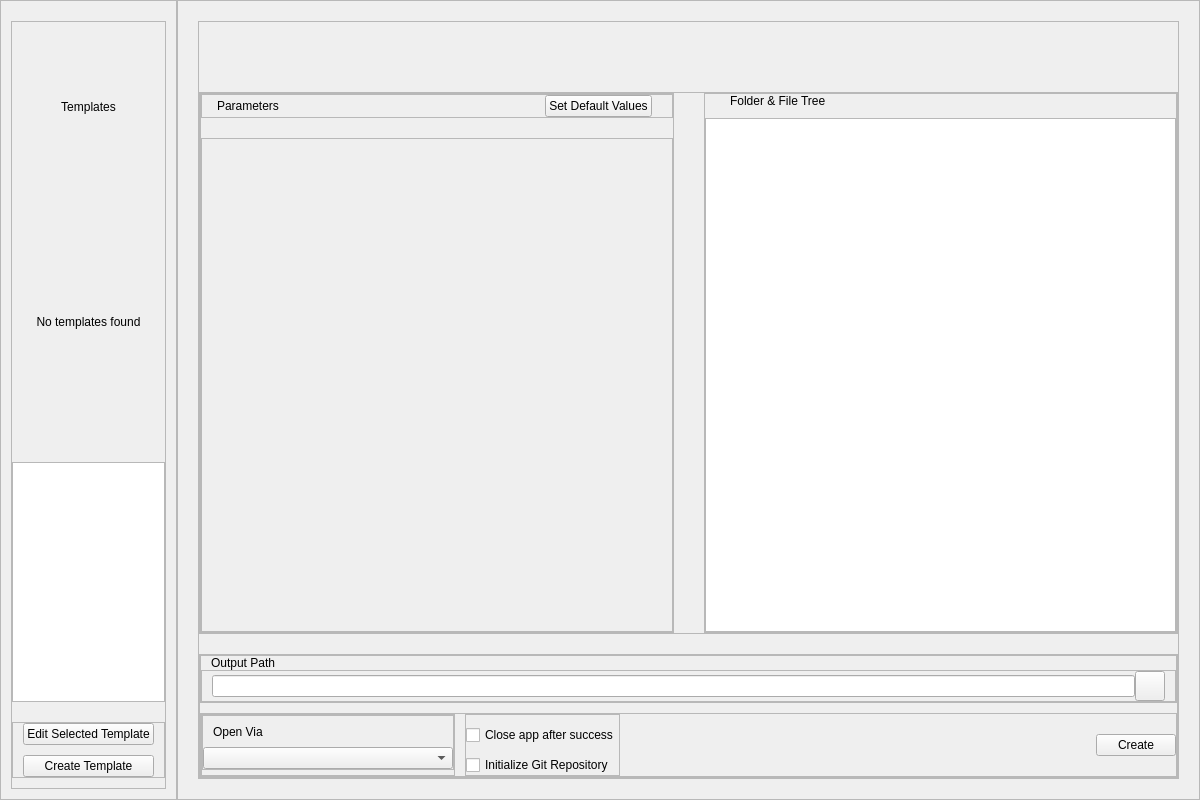
KrazyManJ/templatoron, file app/design/main_window.ui: the form before one commit.
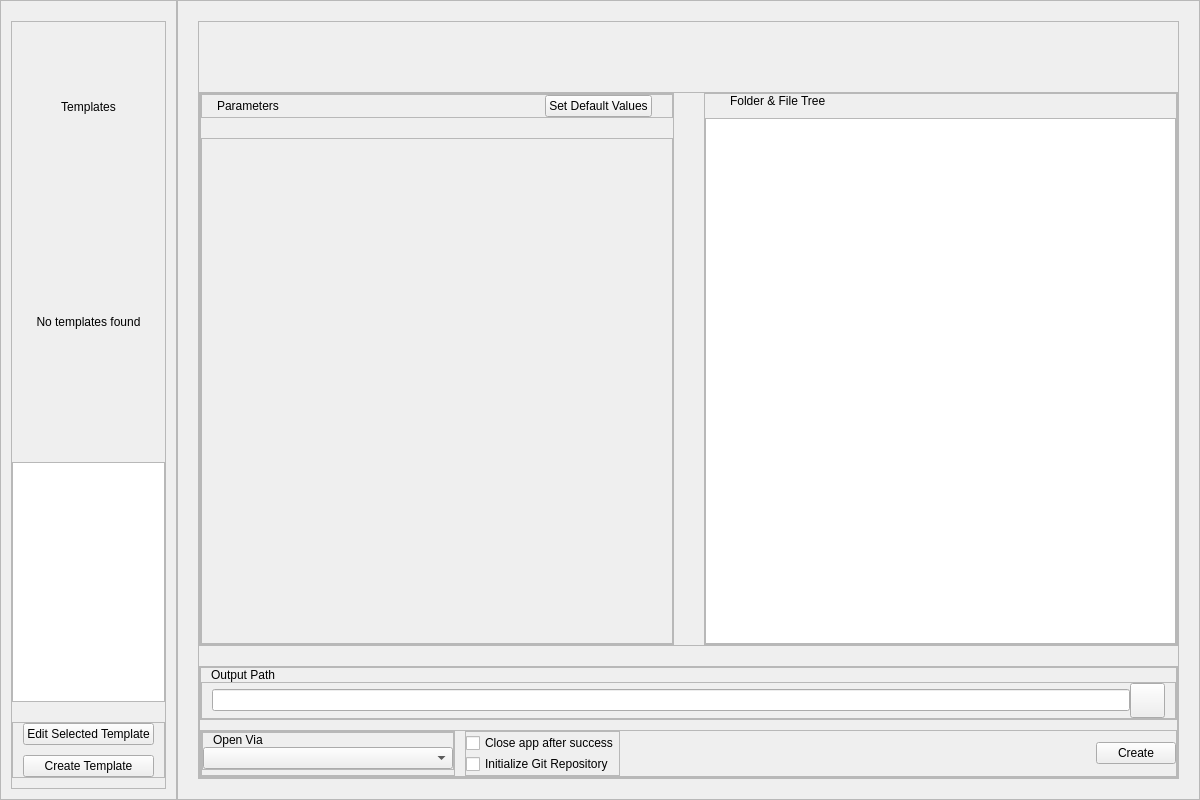
The form after the commit. Icons and pictures are not drawn.

Commit message: Added ability to use app without mouse with visible focuses, reverted back to be able to choose template, reworked design little bit

Patch:
```diff
--- a/app/design/main_window.ui
+++ b/app/design/main_window.ui
@@ -839,14 +839,14 @@
                    <widget class="QPushButton" name="OutputPathButton">
                     <property name="minimumSize">
                      <size>
-                      <width>30</width>
-                      <height>30</height>
+                      <width>35</width>
+                      <height>35</height>
                      </size>
                     </property>
                     <property name="maximumSize">
                      <size>
-                      <width>30</width>
-                      <height>30</height>
+                      <width>35</width>
+                      <height>35</height>
                      </size>
                     </property>
                     <property name="cursor">
@@ -983,13 +983,13 @@
                  </property>
                  <layout class="QVBoxLayout" name="verticalLayout_12">
                   <property name="spacing">
-                   <number>10</number>
+                   <number>0</number>
                   </property>
                   <property name="leftMargin">
                    <number>0</number>
                   </property>
                   <property name="topMargin">
-                   <number>10</number>
+                   <number>0</number>
                   </property>
                   <property name="rightMargin">
                    <number>0</number>
```
Left out of the diff: 67 changed lines with no effect on the pictures. The commit also changes 7 other files.
